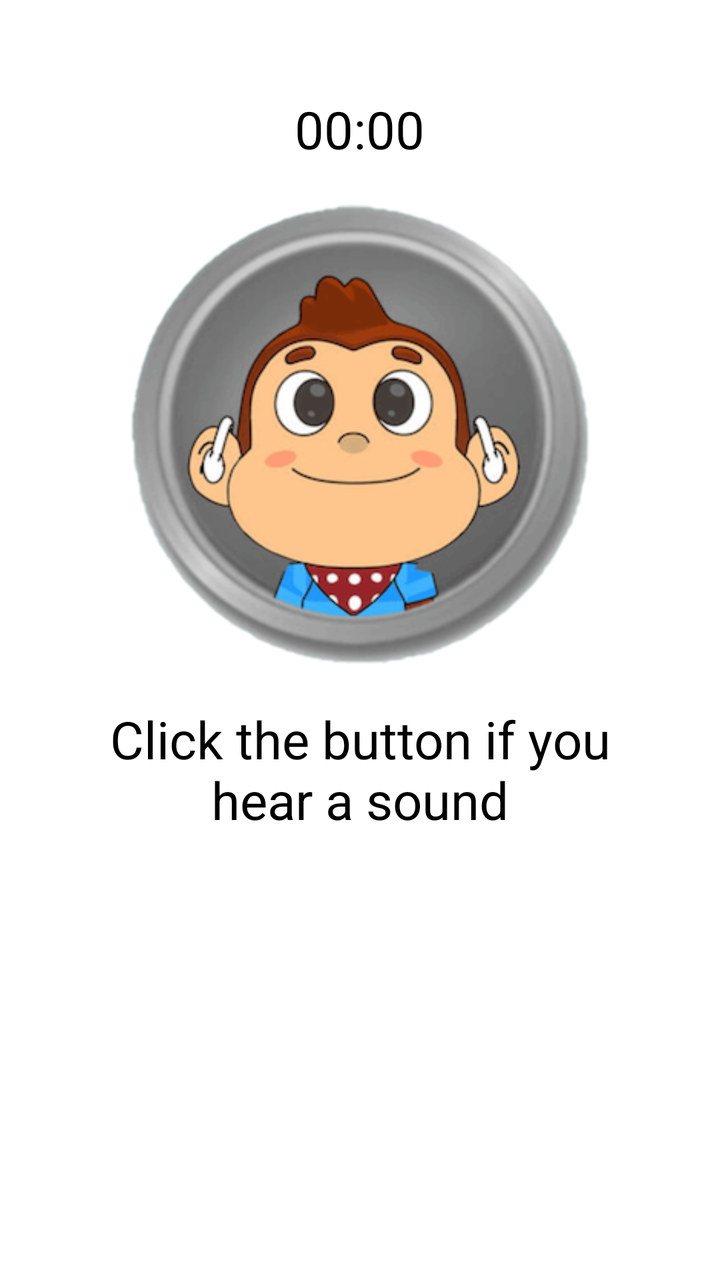
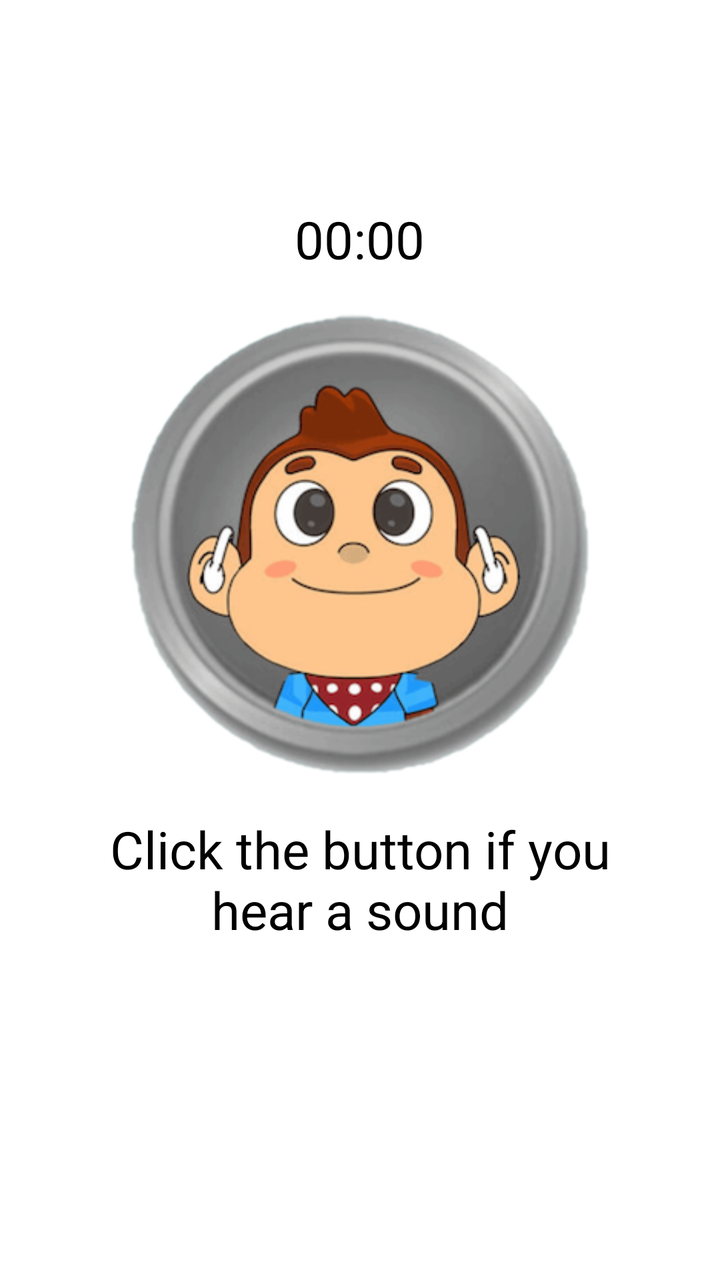

Compare the two renders of this Android layout. The source of the first and the diff that turns it into the second are given below.
<!-- AndroidManifest.xml: application theme Theme.IAhead -->
<!-- res/layout/activity_starttest.xml -->
<?xml version="1.0" encoding="utf-8"?>
<LinearLayout xmlns:android="http://schemas.android.com/apk/res/android"
    android:layout_width="match_parent"
    android:layout_height="match_parent"
    android:orientation="vertical">

    <TextView
        android:id="@+id/tvFrequency"
        android:layout_width="wrap_content"
        android:layout_height="wrap_content"
        android:layout_marginLeft="40dp"
        android:layout_marginRight="40dp"
        android:text=""
        android:textSize="20dp"
        android:gravity="center_horizontal"
        android:textColor="@color/black"
        android:layout_gravity="center_horizontal"/>

    <TextView
        android:id="@+id/tvTime"
        android:layout_width="wrap_content"
        android:layout_height="wrap_content"
        android:layout_marginLeft="40dp"
        android:layout_marginRight="40dp"
        android:text="00:00"
        android:textSize="26dp"
        android:gravity="center_horizontal"
        android:textColor="@color/black"
        android:layout_marginTop="20dp"
        android:layout_gravity="center_horizontal"/>

    <ImageView
        android:id="@+id/ivHit"
        android:layout_marginTop="20dp"
        android:background="@drawable/ongoing"
        android:layout_gravity="center_horizontal"
        android:layout_width="230dp"
        android:layout_height="230dp"/>

    <TextView
        android:id="@+id/tvText"
        android:layout_width="wrap_content"
        android:layout_height="wrap_content"
        android:layout_marginLeft="30dp"
        android:layout_marginRight="30dp"
        android:text="Click the button if you hear a sound"
        android:textSize="26dp"
        android:gravity="center_horizontal"
        android:textColor="@color/black"
        android:layout_marginTop="20dp"
        android:layout_gravity="center_horizontal"/>

    <LinearLayout
        android:visibility="gone"
        android:id="@+id/llNext"
        android:layout_marginTop="10dp"
        android:layout_gravity="center_horizontal"
        android:layout_width="wrap_content"
        android:layout_height="wrap_content"
        android:background="@color/buttonblue"
        android:orientation="horizontal">

        <TextView
            android:id="@+id/tv_next"
            android:layout_marginRight="50dp"
            android:layout_marginLeft="50dp"
            android:layout_marginBottom="10dp"
            android:layout_marginTop="10dp"
            android:textStyle="bold"
            android:layout_width="wrap_content"
            android:layout_height="wrap_content"
            android:text="NEXT"
            android:textSize="26dp"
            android:textColor="@color/white"/>
    </LinearLayout>
</LinearLayout>
<!-- resources referenced by this layout -->
<resources>
  <color name="black">#FF000000</color>
  <color name="buttonblue">#4498f7</color>
  <color name="white">#FFFFFFFF</color>
  <!-- drawable ongoing: png bitmap (drawable, 116205 bytes) -->
  <style name="Theme.IAhead" parent="Theme.MaterialComponents.DayNight.NoActionBar">
          
          <item name="colorPrimary">@color/purple_500</item>
          <item name="colorPrimaryVariant">@color/purple_700</item>
          <item name="colorOnPrimary">@color/white</item>
          
          <item name="colorSecondary">@color/teal_200</item>
          <item name="colorSecondaryVariant">@color/teal_700</item>
          <item name="colorOnSecondary">@color/black</item>
          
          <item name="android:statusBarColor">?attr/colorPrimaryVariant</item>
          
      </style>
  <color name="purple_500">#FF6200EE</color>
  <color name="purple_700">#FF3700B3</color>
  <color name="teal_200">#FF03DAC5</color>
  <color name="teal_700">#FF018786</color>
</resources>

<!-- the commit's change to res/layout/activity_starttest.xml (unified diff, before → after) -->
@@ -14,6 +14,19 @@
         android:textSize="20dp"
         android:gravity="center_horizontal"
         android:textColor="@color/black"
+        android:layout_gravity="center_horizontal"/>
+
+    <TextView
+        android:id="@+id/tvDisplay"
+        android:layout_width="wrap_content"
+        android:layout_height="wrap_content"
+        android:layout_marginLeft="40dp"
+        android:layout_marginRight="40dp"
+        android:text=""
+        android:textSize="26dp"
+        android:gravity="center_horizontal"
+        android:textColor="@color/black"
+        android:layout_marginTop="20dp"
         android:layout_gravity="center_horizontal"/>
 
     <TextView
